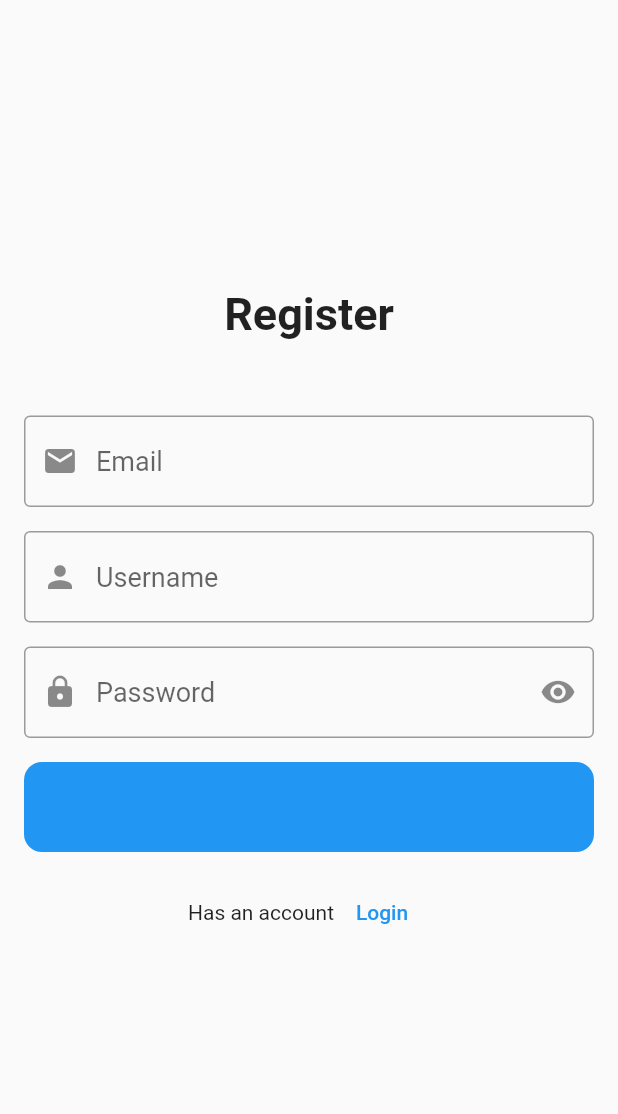
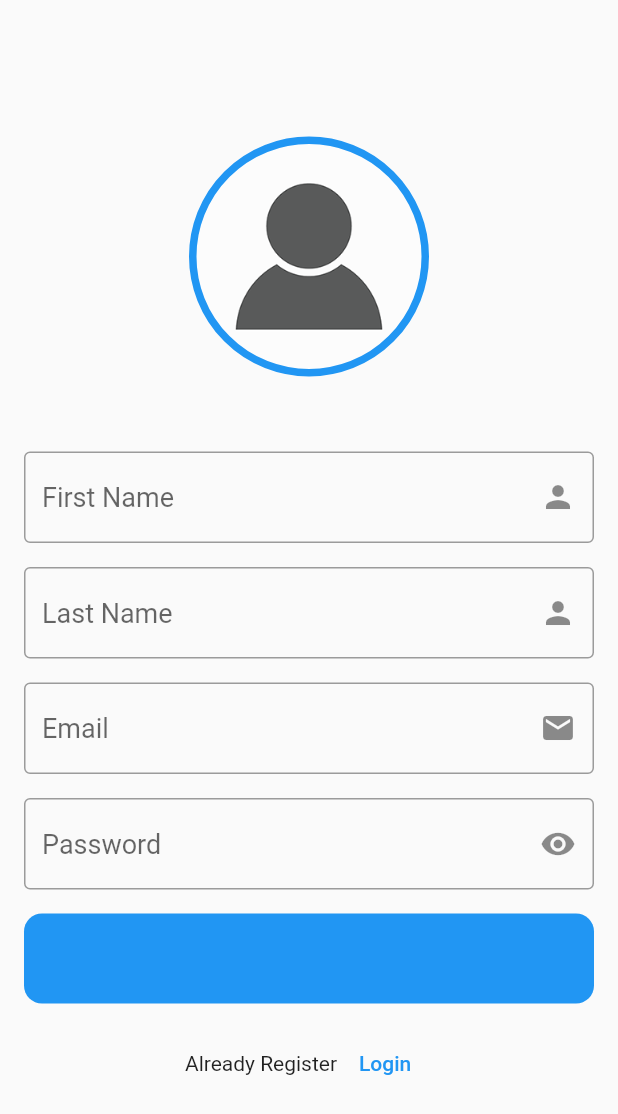
Before and after one commit to PHANIT-VONG/firebase-3-5, a Flutter app: the RegisterPage screen opened directly, after a tap on "Login", after a tap on "Register", on a phone screen of 412 x 824 dp. Shown: the top 1114 px of the screen. Run offline on Flutter 3.47's test engine with Material 2 defaults, Android fonts, the phone set to English and light mode, and no system bars; our stand-ins replace cloud_firestore, firebase_auth, firebase_core, fluttertoast; accounts and stored records are empty.

Commit message:
11-12-2021

```diff
--- a/lib/main.dart
+++ b/lib/main.dart
@@ -1,5 +1,4 @@
 import 'package:flutter/material.dart';
-
 import 'pages/loading_page.dart';
 
 void main() {
@@ -14,7 +13,7 @@ class MyApp extends StatelessWidget {
   Widget build(BuildContext context) {
     return MaterialApp(
       debugShowCheckedModeBanner: false,
-      title: 'Firebase 3-5',
+      title: 'Flutter Firebase 3-5',
       home: LoadingPage(),
     );
   }
--- /dev/null
+++ b/lib/models/user_model.dart
@@ -0,0 +1,33 @@
+class UserModel {
+  String? userId;
+  String? email;
+  String? firstName;
+  String? lastName;
+
+  UserModel({
+    this.userId,
+    this.email,
+    this.firstName,
+    this.lastName,
+  });
+
+  // receiving data from server
+  factory UserModel.fromMap(map) {
+    return UserModel(
+      userId: map['userId'],
+      email: map['email'],
+      firstName: map['firstName'],
+      lastName: map['lastName'],
+    );
+  }
+
+  // sending data to our server
+  Map<String, dynamic> toMap() {
+    return {
+      'userId': userId,
+      'email': email,
+      'firstName': firstName,
+      'lastName': lastName,
+    };
+  }
+}
--- a/lib/pages/login_page.dart
+++ b/lib/pages/login_page.dart
@@ -19,22 +19,28 @@ class _LoginPageState extends State<LoginPage> {
         child: Center(
           child: Padding(
             padding: const EdgeInsets.all(16.0),
+            child: SingleChildScrollView(
               child: Column(
                 crossAxisAlignment: CrossAxisAlignment.center,
                 mainAxisAlignment: MainAxisAlignment.center,
                 children: [
-                const Text(
-                  'LOGIN',
-                  style: TextStyle(
-                    fontSize: 30.0,
-                    fontWeight: FontWeight.w600,
+                  Container(
+                    height: 160.0,
+                    width: 160.0,
+                    decoration: BoxDecoration(
+                      color: Colors.blue,
+                      shape: BoxShape.circle,
+                      border: Border.all(color: Colors.blue, width: 5.0),
+                      image: const DecorationImage(
+                        image: AssetImage('assets/images/person.png'),
+                      ),
                     ),
                   ),
                   const SizedBox(height: 50.0),
                   const TextField(
                     style: TextStyle(fontSize: 18.0),
                     decoration: InputDecoration(
-                    prefixIcon: Icon(Icons.person),
+                      suffixIcon: Icon(Icons.person),
                       hintText: 'Username',
                       border: OutlineInputBorder(),
                     ),
@@ -44,7 +50,6 @@ class _LoginPageState extends State<LoginPage> {
                     obscureText: _hiden,
                     style: const TextStyle(fontSize: 18.0),
                     decoration: InputDecoration(
-                    prefixIcon: const Icon(Icons.lock),
                       hintText: 'Password',
                       border: const OutlineInputBorder(),
                       suffixIcon: IconButton(
@@ -56,7 +61,8 @@ class _LoginPageState extends State<LoginPage> {
                           }
                         },
                         icon: Icon(
-                          _hiden ? Icons.visibility : Icons.visibility_off),
+                          _hiden ? Icons.visibility : Icons.visibility_off,
+                        ),
                       ),
                     ),
                   ),
@@ -93,6 +99,7 @@ class _LoginPageState extends State<LoginPage> {
             ),
           ),
         ),
+      ),
     );
   }
 }
--- a/lib/pages/register_page.dart
+++ b/lib/pages/register_page.dart
@@ -1,10 +1,99 @@
+import 'package:cloud_firestore/cloud_firestore.dart';
+import 'package:firebase_auth/firebase_auth.dart';
 import 'package:flutter/cupertino.dart';
 import 'package:flutter/material.dart';
+import 'package:flutter_firebase_3_5/models/user_model.dart';
+import 'package:flutter_firebase_3_5/pages/home_page.dart';
 import 'package:flutter_firebase_3_5/pages/login_page.dart';
+import 'package:fluttertoast/fluttertoast.dart';
 
-class RegisterPage extends StatelessWidget {
+class RegisterPage extends StatefulWidget {
   const RegisterPage({Key? key}) : super(key: key);
 
+  @override
+  State<RegisterPage> createState() => _RegisterPageState();
+}
+
+class _RegisterPageState extends State<RegisterPage> {
+  final _auth = FirebaseAuth.instance;
+  final _firstName = TextEditingController();
+  final _lastName = TextEditingController();
+  final _email = TextEditingController();
+  final _password = TextEditingController();
+  String _errorMessage = '';
+
+  Future<void> _register() async {
+    try {
+      await _auth
+          .createUserWithEmailAndPassword(
+              email: _email.text, password: _password.text)
+          .then((value) {
+        _postUserToFirestore();
+      }).catchError((e) {
+        Fluttertoast.showToast(
+          msg: e!.message,
+          backgroundColor: Colors.red,
+        );
+      });
+    } on FirebaseAuthException catch (error) {
+      switch (error.code) {
+        case "invalid-email":
+          _errorMessage = "Your email address appears to be malformed.";
+          break;
+        case "wrong-password":
+          _errorMessage = "Your password is wrong.";
+          break;
+        case "user-not-found":
+          _errorMessage = "User with this email doesn't exist.";
+          break;
+        case "user-disabled":
+          _errorMessage = "User with this email has been disabled.";
+          break;
+        case "too-many-requests":
+          _errorMessage = "Too many requests";
+          break;
+        case "operation-not-allowed":
+          _errorMessage = "Signing in with Email and Password is not enabled.";
+          break;
+        default:
+          _errorMessage = "An undefined Error happened.";
+      }
+      Fluttertoast.showToast(
+        msg: _errorMessage,
+        backgroundColor: Colors.red,
+        textColor: Colors.white,
+      );
+    }
+  }
+
+  Future<void> _postUserToFirestore() async {
+    FirebaseFirestore firebaseFirestore = FirebaseFirestore.instance;
+    User? user = _auth.currentUser;
+
+    UserModel userModel = UserModel();
+    userModel.userId = user!.uid;
+    userModel.email = user.email;
+    userModel.firstName = _firstName.text;
+    userModel.lastName = _lastName.text;
+
+    await firebaseFirestore
+        .collection('tbUser')
+        .doc(user.uid)
+        .set(userModel.toMap());
+    Fluttertoast.showToast(
+      msg: "Account created successfully :) ",
+      backgroundColor: Colors.red,
+      textColor: Colors.white,
+    );
+
+    Navigator.pushAndRemoveUntil(
+      (context),
+      MaterialPageRoute(builder: (context) => const HomePage()),
+      (route) => true,
+    );
+  }
+
+  bool _hiden = true;
   @override
   Widget build(BuildContext context) {
     return Scaffold(
@@ -12,45 +101,72 @@ class RegisterPage extends StatelessWidget {
         child: Center(
           child: Padding(
             padding: const EdgeInsets.all(16.0),
+            child: SingleChildScrollView(
               child: Column(
                 crossAxisAlignment: CrossAxisAlignment.center,
                 mainAxisAlignment: MainAxisAlignment.center,
                 children: [
-                const Text(
-                  'Register',
-                  style: TextStyle(
-                    fontSize: 30.0,
-                    fontWeight: FontWeight.w600,
+                  Container(
+                    height: 160.0,
+                    width: 160.0,
+                    decoration: BoxDecoration(
+                      color: Colors.blue,
+                      shape: BoxShape.circle,
+                      border: Border.all(color: Colors.blue, width: 5.0),
+                      image: const DecorationImage(
+                        image: AssetImage('assets/images/person.png'),
+                      ),
                     ),
                   ),
                   const SizedBox(height: 50.0),
-                const TextField(
-                  style: TextStyle(fontSize: 18.0),
-                  decoration: InputDecoration(
-                    prefixIcon: Icon(Icons.email),
+                  TextField(
+                    controller: _firstName,
+                    style: const TextStyle(fontSize: 18.0),
+                    decoration: const InputDecoration(
+                      suffixIcon: Icon(Icons.person),
+                      hintText: 'First Name',
+                      border: OutlineInputBorder(),
+                    ),
+                  ),
+                  const SizedBox(height: 16.0),
+                  TextField(
+                    controller: _lastName,
+                    style: const TextStyle(fontSize: 18.0),
+                    decoration: const InputDecoration(
+                      suffixIcon: Icon(Icons.person),
+                      hintText: 'Last Name',
+                      border: OutlineInputBorder(),
+                    ),
+                  ),
+                  const SizedBox(height: 16.0),
+                  TextField(
+                    controller: _email,
+                    style: const TextStyle(fontSize: 18.0),
+                    decoration: const InputDecoration(
+                      suffixIcon: Icon(Icons.email),
                       hintText: 'Email',
                       border: OutlineInputBorder(),
                     ),
                   ),
                   const SizedBox(height: 16.0),
-                const TextField(
-                  style: TextStyle(fontSize: 18.0),
-                  decoration: InputDecoration(
-                    prefixIcon: Icon(Icons.person),
-                    hintText: 'Username',
-                    border: OutlineInputBorder(),
-                  ),
-                ),
-                const SizedBox(height: 16.0),
                   TextField(
+                    controller: _password,
+                    obscureText: _hiden,
                     style: const TextStyle(fontSize: 18.0),
                     decoration: InputDecoration(
-                    prefixIcon: const Icon(Icons.lock),
                       hintText: 'Password',
                       border: const OutlineInputBorder(),
                       suffixIcon: IconButton(
-                      onPressed: () {},
-                      icon: const Icon(Icons.visibility),
+                        onPressed: () {
+                          if (_hiden) {
+                            setState(() => _hiden = false);
+                          } else {
+                            setState(() => _hiden = true);
+                          }
+                        },
+                        icon: Icon(
+                          _hiden ? Icons.visibility : Icons.visibility_off,
+                        ),
                       ),
                     ),
                   ),
@@ -61,14 +177,16 @@ class RegisterPage extends StatelessWidget {
                     child: CupertinoButton(
                       color: Colors.blue,
                       child: const Text('REGISTER'),
-                    onPressed: () {},
+                      onPressed: () {
+                        _register();
+                      },
                     ),
                   ),
                   const SizedBox(height: 16.0),
                   Row(
                     mainAxisAlignment: MainAxisAlignment.center,
                     children: [
-                    const Text('Has an account'),
+                      const Text('Already Register'),
                       TextButton(
                         onPressed: () {
                           Navigator.pop(context);
@@ -88,6 +206,7 @@ class RegisterPage extends StatelessWidget {
             ),
           ),
         ),
+      ),
     );
   }
 }
--- a/pubspec.yaml
+++ b/pubspec.yaml
@@ -37,6 +37,8 @@ dependencies:
   # ---------------------
   firebase_core: ^1.10.2
   firebase_auth: ^3.3.0
+  cloud_firestore: ^3.1.4
+  fluttertoast: ^8.0.8
   # ---------------------
 
 dev_dependencies:
@@ -62,8 +64,8 @@ flutter:
   uses-material-design: true
 
   # To add assets to your application, add an assets section, like this:
-  # assets:
-  #   - images/a_dot_burr.jpeg
+  assets:
+    - assets/images/
   #   - images/a_dot_ham.jpeg
 
   # An image asset can refer to one or more resolution-specific "variants", see
```
Also changed, not shown: lib/pages/loading_page.dart (+5 -2 lines), assets/images/person.png (added), pubspec.lock, 1 other file. Lines whose indentation alone changed are shown as unchanged.
